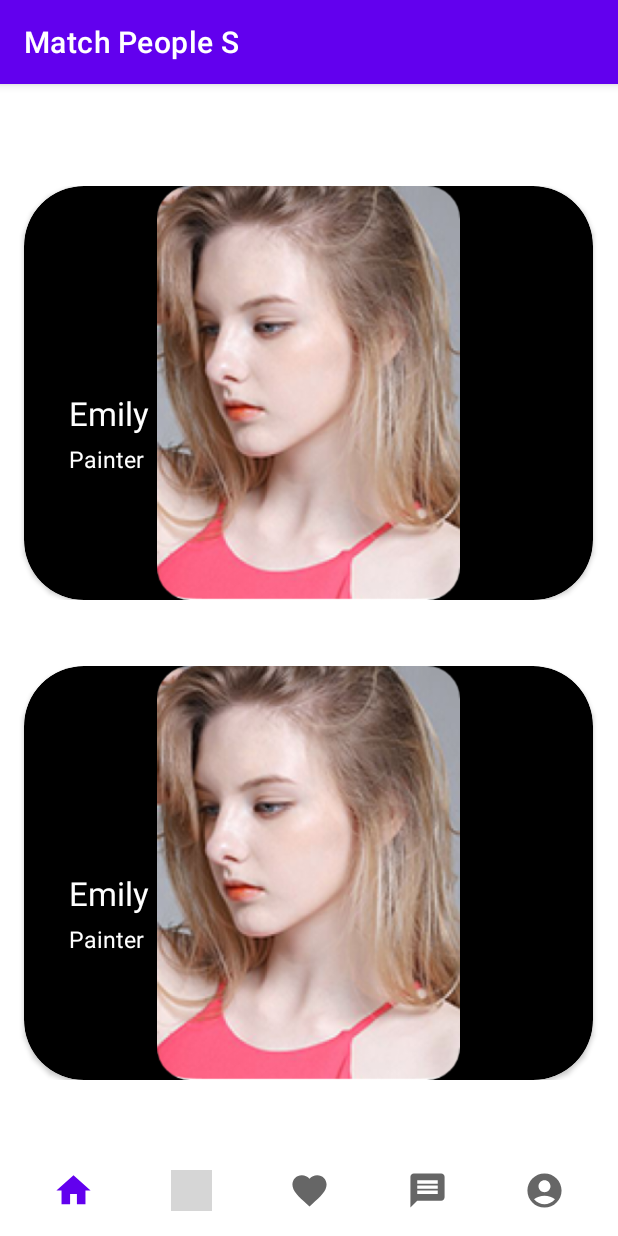
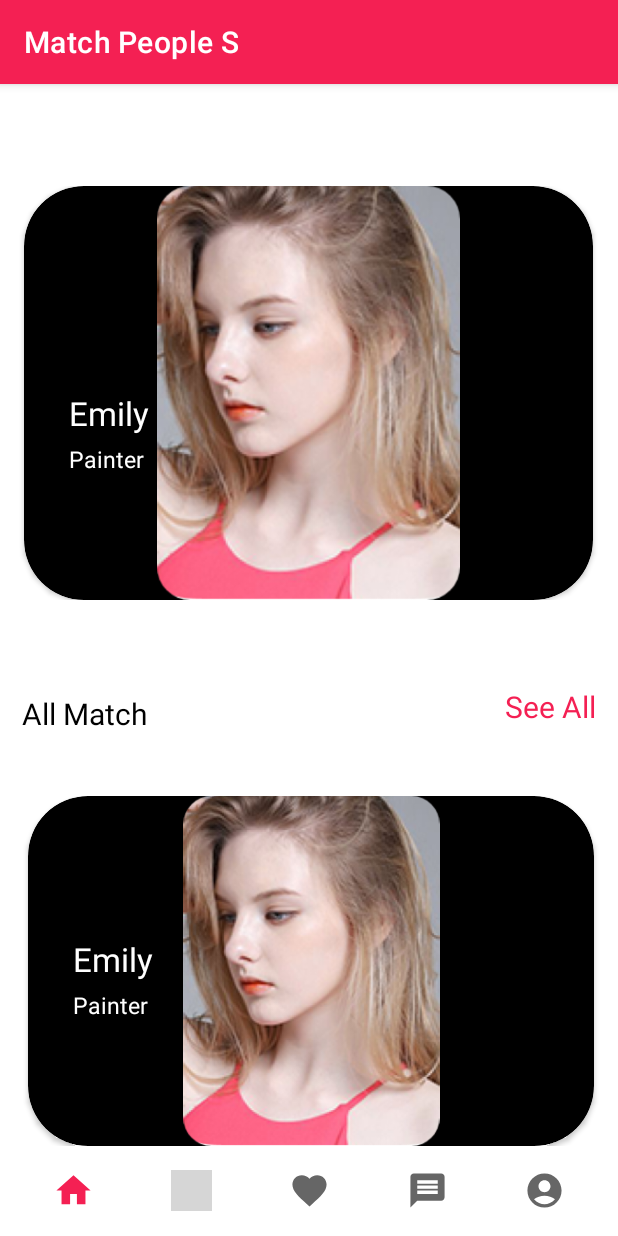
Before and after one commit to chhavisharma30/Match-People, an Android app: the screen it shows after launch (MainActivity), on a phone screen of 412 x 824 dp. Run offline under Robolectric (Android 15) with nearby library versions, the phone set to English and light mode, and no system bars; grey boxes are pictures that could not be loaded.

Commit message:
Implemented textview and color themes

```diff
--- a/app/src/main/res/layout/activity_main.xml
+++ b/app/src/main/res/layout/activity_main.xml
@@ -23,14 +23,15 @@
 
     <androidx.recyclerview.widget.RecyclerView
         android:id="@+id/recyclerView2"
-        android:layout_width="411dp"
-        android:layout_height="276dp"
+        android:layout_width="409dp"
+        android:layout_height="233dp"
         android:orientation="horizontal"
         app:layout_constraintBottom_toTopOf="@+id/nav_bar"
         app:layout_constraintEnd_toEndOf="parent"
-        app:layout_constraintHorizontal_bias="0.0"
+        app:layout_constraintHorizontal_bias="1.0"
         app:layout_constraintStart_toStartOf="parent"
-        app:layout_constraintTop_toBottomOf="@+id/recyclerView">
+        app:layout_constraintTop_toBottomOf="@+id/recyclerView"
+        app:layout_constraintVertical_bias="1.0">
 
     </androidx.recyclerview.widget.RecyclerView>
 
@@ -54,5 +55,33 @@
 
     </com.google.android.material.bottomnavigation.BottomNavigationView>
 
+    <TextView
+        android:id="@+id/textView"
+        android:layout_width="wrap_content"
+        android:layout_height="wrap_content"
+        android:text="All Match"
+        android:textSize="20sp"
+        android:textColor="#000000"
+        app:layout_constraintBottom_toTopOf="@+id/recyclerView2"
+        app:layout_constraintEnd_toEndOf="parent"
+        app:layout_constraintHorizontal_bias="0.045"
+        app:layout_constraintStart_toStartOf="parent"
+        app:layout_constraintTop_toBottomOf="@+id/recyclerView"
+        app:layout_constraintVertical_bias="0.6" />
+
+    <TextView
+        android:id="@+id/textView2"
+        android:layout_width="wrap_content"
+        android:layout_height="wrap_content"
+        android:text="See All"
+        android:textColor="#F42053"
+        android:textSize="20sp"
+        app:layout_constraintBottom_toTopOf="@+id/recyclerView2"
+        app:layout_constraintEnd_toEndOf="parent"
+        app:layout_constraintHorizontal_bias="0.942"
+        app:layout_constraintStart_toEndOf="@+id/textView"
+        app:layout_constraintTop_toBottomOf="@+id/recyclerView"
+        app:layout_constraintVertical_bias="0.555" />
+
 
 </androidx.constraintlayout.widget.ConstraintLayout>
--- a/app/src/main/res/values/colors.xml
+++ b/app/src/main/res/values/colors.xml
@@ -7,4 +7,5 @@
     <color name="teal_700">#FF018786</color>
     <color name="black">#FF000000</color>
     <color name="white">#FFFFFFFF</color>
+    <color name="pink">#F42053</color>
 </resources>
--- a/app/src/main/res/values/themes.xml
+++ b/app/src/main/res/values/themes.xml
@@ -2,7 +2,7 @@
     <!-- Base application theme. -->
     <style name="Theme.MatchPeopleS" parent="Theme.MaterialComponents.DayNight.DarkActionBar">
         <!-- Primary brand color. -->
-        <item name="colorPrimary">@color/purple_500</item>
+        <item name="colorPrimary">@color/pink</item>
         <item name="colorPrimaryVariant">@color/purple_700</item>
         <item name="colorOnPrimary">@color/white</item>
         <!-- Secondary brand color. -->
@@ -10,7 +10,7 @@
         <item name="colorSecondaryVariant">@color/teal_700</item>
         <item name="colorOnSecondary">@color/black</item>
         <!-- Status bar color. -->
-        <item name="android:statusBarColor" tools:targetApi="l">?attr/colorPrimaryVariant</item>
+        <item name="android:statusBarColor" tools:targetApi="l">@color/pink</item>
         <!-- Customize your theme here. -->
     </style>
 </resources>
```
